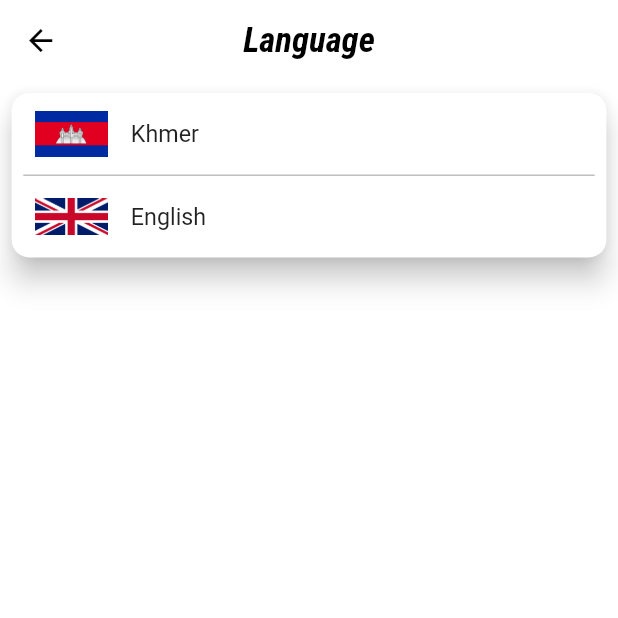
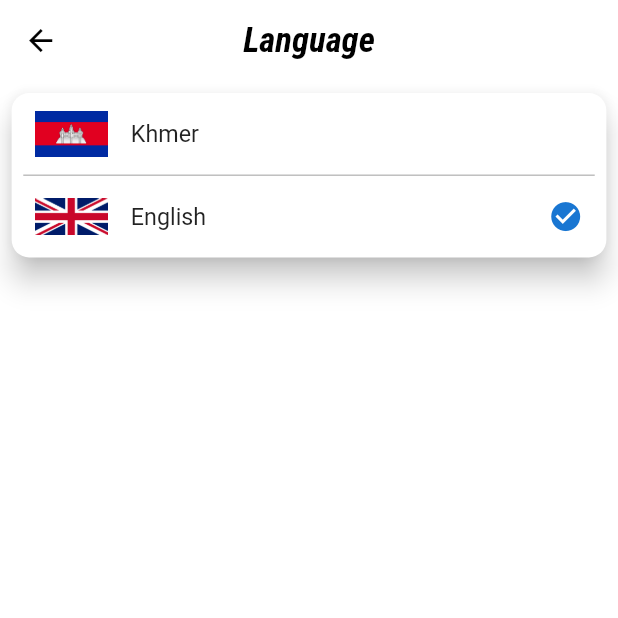
Before and after one commit to sokunsamnang/koompi-fifi-mobile, a Flutter app: the LanguageView screen opened directly, on a phone screen of 412 x 824 dp, the top half of it. Run offline on Flutter 3.47's test engine with Material 2 defaults, Android fonts, the phone set to English and light mode, and no system bars; our stand-ins replace badges, connectivity_plus, date_format, dropdown_button2, easy_localization, expansion_tile_card and 30 more; missing offline and left inert: app_settings, dart_ping, flutter_inappwebview, flutter_launcher_icons, flutter_map_marker_cluster, flutter_material_pickers and 6 more; accounts and stored records are empty; network calls fail; project files that could hold a hidden picture were left out.

Commit message:
fixed minor bug

```diff
--- a/lib/models/notification_model.dart
+++ b/lib/models/notification_model.dart
@@ -7,6 +7,7 @@ class NotificationModel {
   String? image;
   String? accId;
   int? vote;
+  String? share;
 
   NotificationModel(Map<String, dynamic> data) {
     _fromJson(data);
@@ -21,5 +22,6 @@ class NotificationModel {
     image = data['image'];
     accId = data['accId'];
     vote = data['vote'];
+    share = data['share'];
   }
 }
--- a/lib/providers/lang_provider.dart
+++ b/lib/providers/lang_provider.dart
@@ -14,7 +14,7 @@ class LangProvider with ChangeNotifier {
     _lang = languageCode;
 
     if (_lang == '') {
-      saveLang(languageCode!, context);
+      saveLang(languageCode, context);
     } else {
       switch (languageCode) {
         case 'KH':
--- a/lib/screens/hotspot_plan/buy_plan_complete.dart
+++ b/lib/screens/hotspot_plan/buy_plan_complete.dart
@@ -92,7 +92,7 @@ class _CompletePlanState extends State<CompletePlan> {
                                           listen: false)
                                       .fetchHotspotPlan();
                                   Timer(
-                                    const Duration(milliseconds: 500),
+                                    const Duration(milliseconds: 1),
                                     () => Navigator.pushAndRemoveUntil(
                                           context,
                                           PageTransition(
--- a/lib/screens/login/login_phone.dart
+++ b/lib/screens/login/login_phone.dart
@@ -1,5 +1,6 @@
 import 'package:in_app_update/in_app_update.dart';
 import 'package:koompi_hotspot/all_export.dart';
+import 'package:koompi_hotspot/providers/contact_list_provider.dart';
 
 class LoginPhone extends StatefulWidget {
   const LoginPhone({Key? key}) : super(key: key);
@@ -108,6 +109,7 @@ class _LoginPhoneState extends State<LoginPhone> {
             await Provider.of<TrxHistoryProvider>(context, listen: false).fetchTrxHistory();
             await Provider.of<GetPlanProvider>(context, listen: false).fetchHotspotPlan();
             await Provider.of<NotificationProvider>(context, listen: false).fetchNotification();
+            await Provider.of<ContactListProvider>(context, listen: false).fetchContactList();
             Navigator.pushAndRemoveUntil(
               context,
               PageTransition(
--- a/lib/screens/mywallet/my_wallet.dart
+++ b/lib/screens/mywallet/my_wallet.dart
@@ -366,7 +366,7 @@ class _MyWalletState extends State<MyWallet> {
                       color: Colors.black,
                     ),
                   ),
-                  onTap: () async {
+                  onTap: () {
                     Navigator.push(
                       context,
                       PageTransition(
--- a/lib/screens/mywallet/send_payment_complete.dart
+++ b/lib/screens/mywallet/send_payment_complete.dart
@@ -101,7 +101,7 @@ class _CompletePaymentState extends State<CompletePayment> {
                                         listen: false)
                                     .fetchTrxHistory();
                                 Timer(
-                                    const Duration(milliseconds: 500),
+                                    const Duration(milliseconds: 1),
                                     () => Navigator.pushAndRemoveUntil(
                                           context,
                                           PageTransition(
--- a/lib/screens/option_page/flag_language.dart
+++ b/lib/screens/option_page/flag_language.dart
@@ -7,22 +7,16 @@ class LanguageView extends StatefulWidget {
   _LanguageViewState createState() => _LanguageViewState();
 }
 
-class _LanguageViewState extends State<LanguageView>
-    with SingleTickerProviderStateMixin {
-  AnimationController? _controller;
-
-  String? lang;
+class _LanguageViewState extends State<LanguageView>{
 
   @override
   void initState() {
     super.initState();
-    _controller = AnimationController(vsync: this);
   }
 
   @override
   void dispose() {
     super.dispose();
-    _controller!.dispose();
   }
 
   @override
@@ -100,7 +94,7 @@ class _LanguageViewState extends State<LanguageView>
                         ),
                         trailing: Consumer<LangProvider>(
                           builder: (context, value, child) =>
-                              value.lang == 'EN' || value.lang == 'US'
+                              value.lang == 'EN' || value.lang == null
                                   ? Icon(
                                       Icons.check_circle,
                                       color: Colors.blue[700],
```
Also changed, not shown: lib/app.dart (+16 -11 lines), lib/screens/mywallet/history_transaction.dart (+24 -9 lines), lib/screens/mywallet/qr_scanner.dart (+1 -8 lines), lib/screens/notification/announcements/announcements_detail.dart (+13 -6 lines), lib/screens/notification/transactions/transactions.dart (+7 -0 lines), lib/utils/services.dart (+7 -1 lines), lib/widgets/reuse_widgets/dialog.dart (+3 -4 lines), pubspec.yaml (+4 -4 lines), pubspec.lock, 3 other files.
